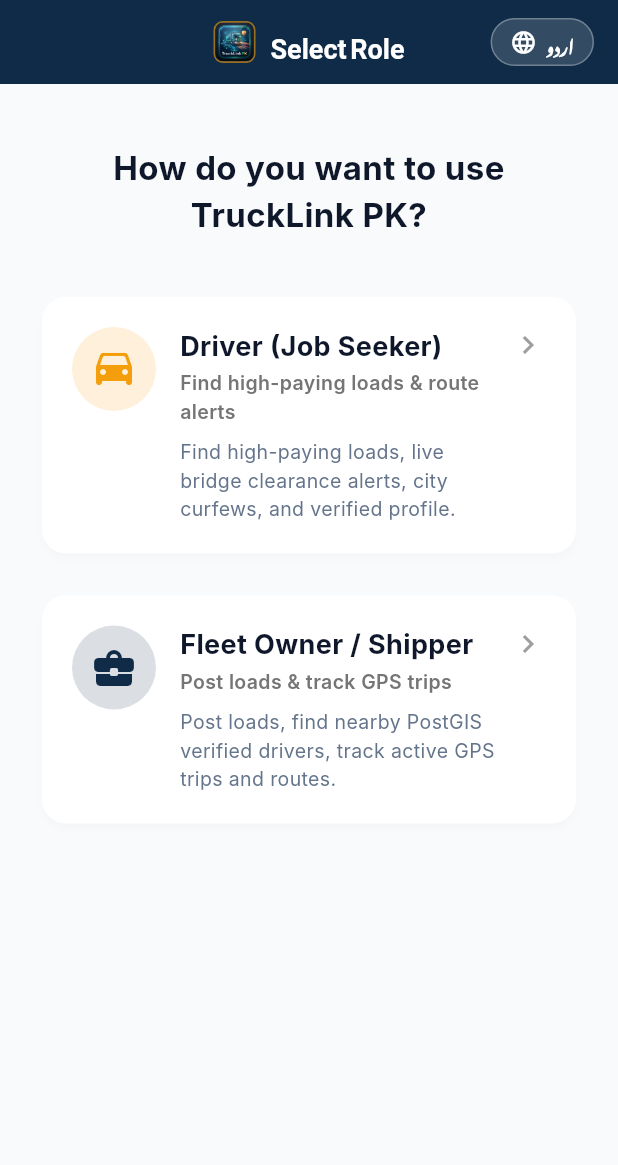
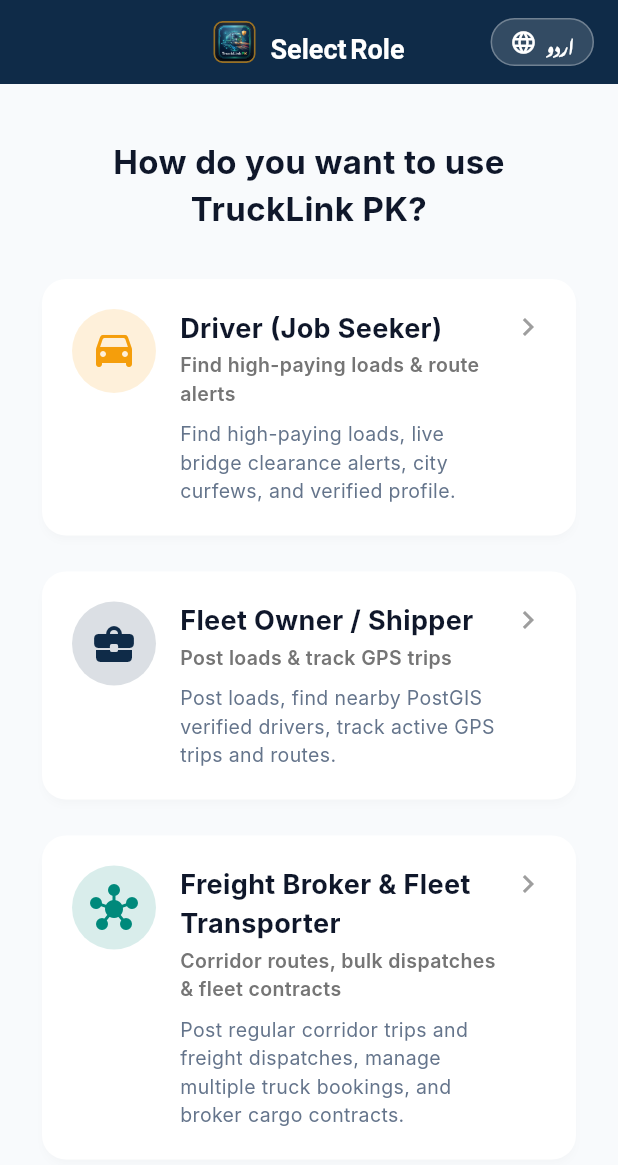
Before and after one commit to Omaish21/Truckerweb, a Flutter app: the RoleSelectionScreen screen opened by its route, on a phone screen of 412 x 824 dp. Shown: the top 1165 px of the screen. Run offline on Flutter 3.47's test engine with Material 3 defaults, Android fonts, the phone set to English and light mode, and no system bars; our stand-ins replace cloud_firestore, firebase_auth, firebase_core, firebase_messaging, firebase_storage, go_router and 2 more; missing offline and left inert: dart:html, firebase_auth_platform_interface, pointer_interceptor; accounts and stored records are empty; Roboto replaces fonts that are missing (Inter, Noto Nastaliq Urdu, Outfit).

Commit message:
feat: add Freight Broker & Fleet Transporter 3rd role and clear Firestore seed loads

```diff
--- a/lib/features/auth/domain/user_profile.dart
+++ b/lib/features/auth/domain/user_profile.dart
@@ -41,6 +41,8 @@ class UserProfile {
 
   bool get isDriver => role == 'driver';
   bool get isOwner => role == 'owner';
+  bool get isBroker => role == 'broker' || role == 'transporter';
+  bool get canPostLoads => isOwner || isBroker || isAdmin;
 
   factory UserProfile.fromJson(Map<String, dynamic> json) {
     final verified = json['cnic_verified'] as bool? ?? json['cnicVerified'] as bool? ?? false;
--- a/lib/features/auth/presentation/screens/role_selection_screen.dart
+++ b/lib/features/auth/presentation/screens/role_selection_screen.dart
@@ -12,6 +12,7 @@ class RoleSelectionScreen extends StatelessWidget {
   @override
   Widget build(BuildContext context) {
     final l10n = AppLocalizations.of(context)!;
+    final isUrdu = Localizations.localeOf(context).languageCode == 'ur';
 
     return Scaffold(
       backgroundColor: AppColors.backgroundLight,
@@ -35,12 +36,12 @@ class RoleSelectionScreen extends StatelessWidget {
         ],
       ),
       body: SafeArea(
-        child: Padding(
+        child: SingleChildScrollView(
           padding: const EdgeInsets.all(24.0),
           child: Column(
             crossAxisAlignment: CrossAxisAlignment.stretch,
             children: [
-              const SizedBox(height: 16),
+              const SizedBox(height: 12),
               Text(
                 l10n.selectRoleHeader,
                 style: const TextStyle(
@@ -50,9 +51,9 @@ class RoleSelectionScreen extends StatelessWidget {
                 ),
                 textAlign: TextAlign.center,
               ),
-              const SizedBox(height: 36),
+              const SizedBox(height: 28),
 
-              // Driver Card
+              // 1. Driver Card
               _RoleCard(
                 icon: Icons.drive_eta_rounded,
                 title: l10n.driverRole,
@@ -65,9 +66,9 @@ class RoleSelectionScreen extends StatelessWidget {
                 },
               ),
 
-              const SizedBox(height: 20),
+              const SizedBox(height: 16),
 
-              // Owner / Shipper Card
+              // 2. Owner / Shipper Card
               _RoleCard(
                 icon: Icons.business_center_rounded,
                 title: l10n.ownerRole,
@@ -79,6 +80,25 @@ class RoleSelectionScreen extends StatelessWidget {
                   context.go('/loads-feed');
                 },
               ),
+
+              const SizedBox(height: 16),
+
+              // 3. Freight Broker & Transporter / اڈا کمیشن ایجنٹ
+              _RoleCard(
+                icon: Icons.hub_rounded,
+                title: isUrdu ? 'ٹرانسپورٹ ایجنٹ / اڈا کمیشن بروکر' : 'Freight Broker & Fleet Transporter',
+                subtitle: isUrdu ? 'ملک گیر روٹ ٹرپس اور گاڑیوں کے بیڑے' : 'Corridor routes, bulk dispatches & fleet contracts',
+                description: isUrdu
+                    ? 'نئے روٹ ٹرپس اور مال کے سودے پوسٹ کریں، متعدد گاڑیوں کے بیڑے بک کروائیں اور بیوپاریوں کو رجسٹرڈ ڈرائیورز سے جوڑیں۔'
+                    : 'Post regular corridor trips and freight dispatches, manage multiple truck bookings, and broker cargo contracts.',
+                badgeColor: const Color(0xFF00897B),
+                onTap: () {
+                  context.authActions.switchRole('broker');
+                  context.go('/loads-feed');
+                },
+              ),
+
+              const SizedBox(height: 20),
             ],
           ),
         ),
```
